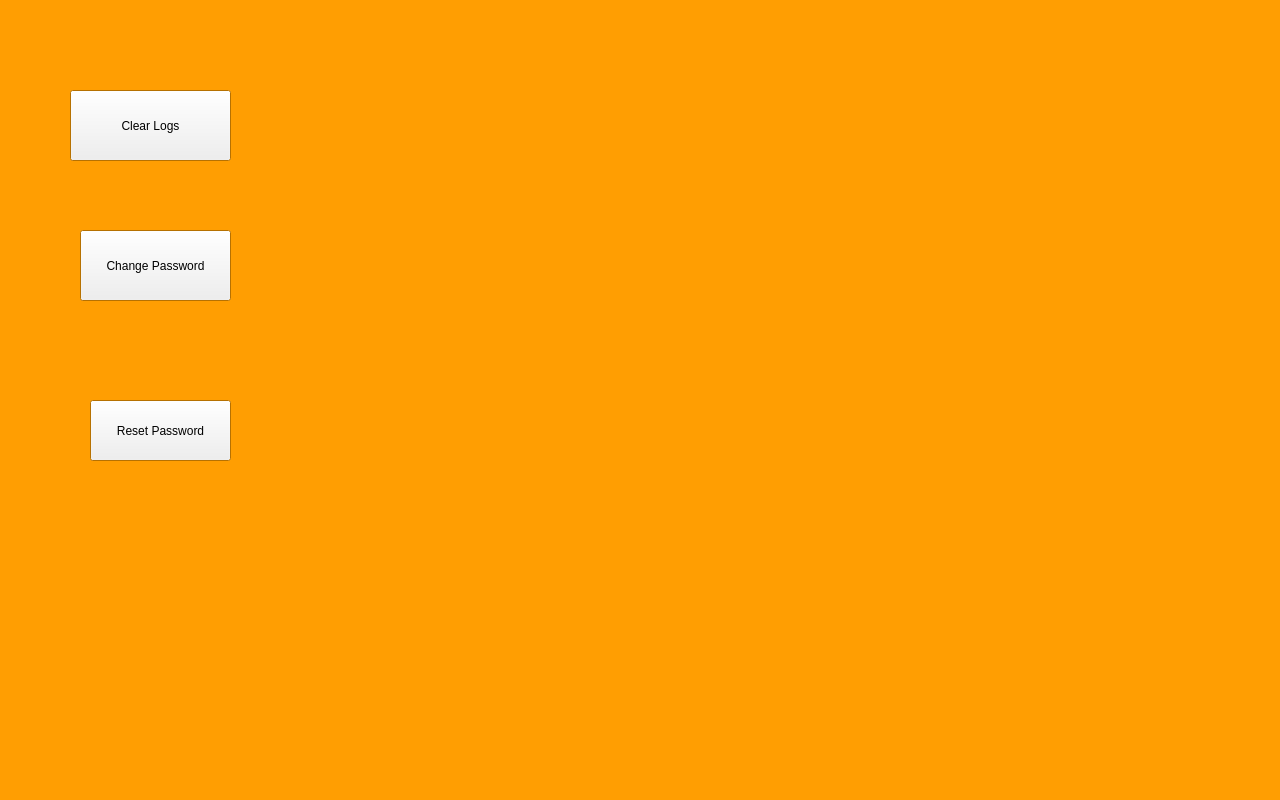
Above: source/Axolotl1.1/data.ui from nickywongdong/wombat before the change. Below: the same form after it.
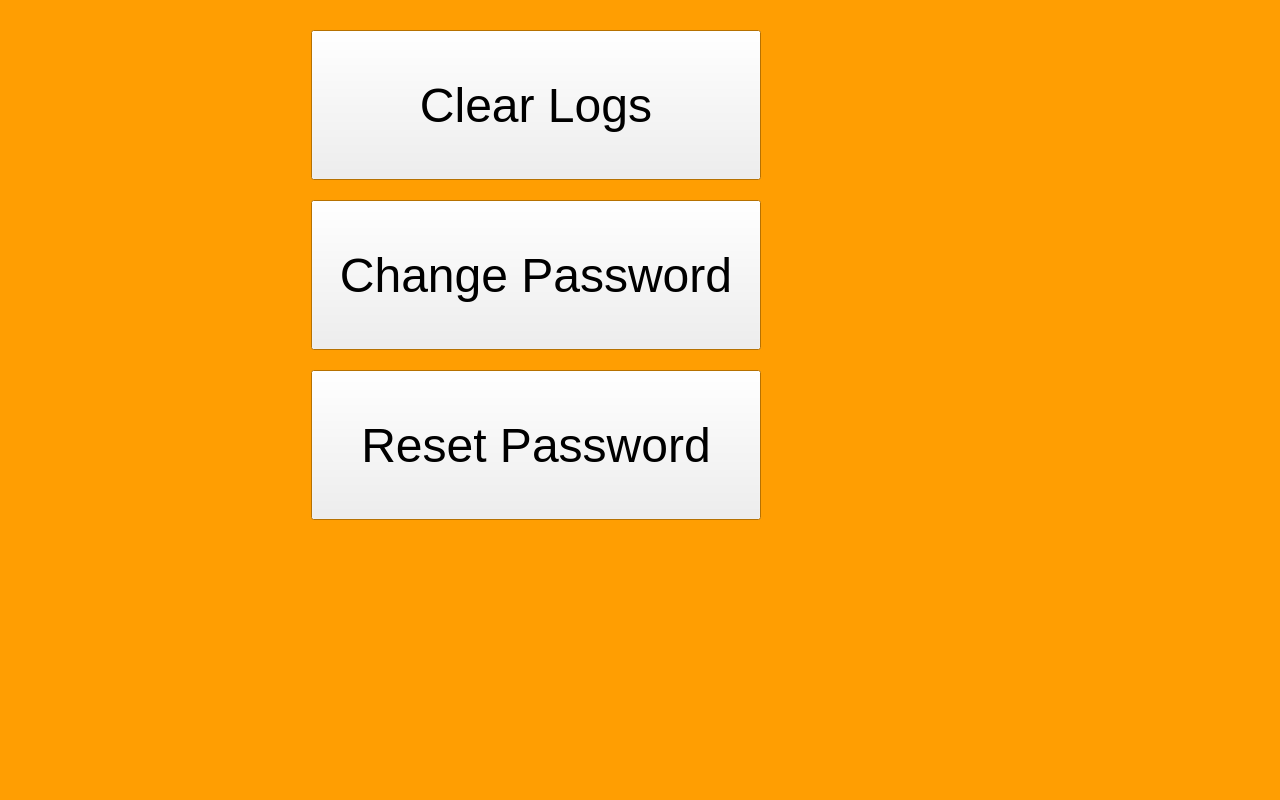
That is the form after the change.

```diff
--- a/source/Axolotl1.1/data.ui
+++ b/source/Axolotl1.1/data.ui
@@ -80,12 +80,17 @@
   <widget class="QPushButton" name="pushButton">
    <property name="geometry">
     <rect>
-     <x>70</x>
-     <y>90</y>
-     <width>161</width>
-     <height>71</height>
+     <x>311</x>
+     <y>30</y>
+     <width>450</width>
+     <height>150</height>
     </rect>
    </property>
+   <property name="font">
+    <font>
+     <pointsize>36</pointsize>
+    </font>
+   </property>
    <property name="text">
     <string>Clear Logs</string>
    </property>
@@ -93,12 +98,17 @@
   <widget class="QPushButton" name="pushButton_2">
    <property name="geometry">
     <rect>
-     <x>80</x>
-     <y>230</y>
-     <width>151</width>
-     <height>71</height>
+     <x>311</x>
+     <y>200</y>
+     <width>450</width>
+     <height>150</height>
     </rect>
    </property>
+   <property name="font">
+    <font>
+     <pointsize>36</pointsize>
+    </font>
+   </property>
    <property name="text">
     <string>Change Password</string>
    </property>
@@ -106,12 +116,17 @@
   <widget class="QPushButton" name="pushButton_3">
    <property name="geometry">
     <rect>
-     <x>90</x>
-     <y>400</y>
-     <width>141</width>
-     <height>61</height>
+     <x>311</x>
+     <y>370</y>
+     <width>450</width>
+     <height>150</height>
     </rect>
    </property>
+   <property name="font">
+    <font>
+     <pointsize>36</pointsize>
+    </font>
+   </property>
    <property name="text">
     <string>Reset Password</string>
    </property>
```
